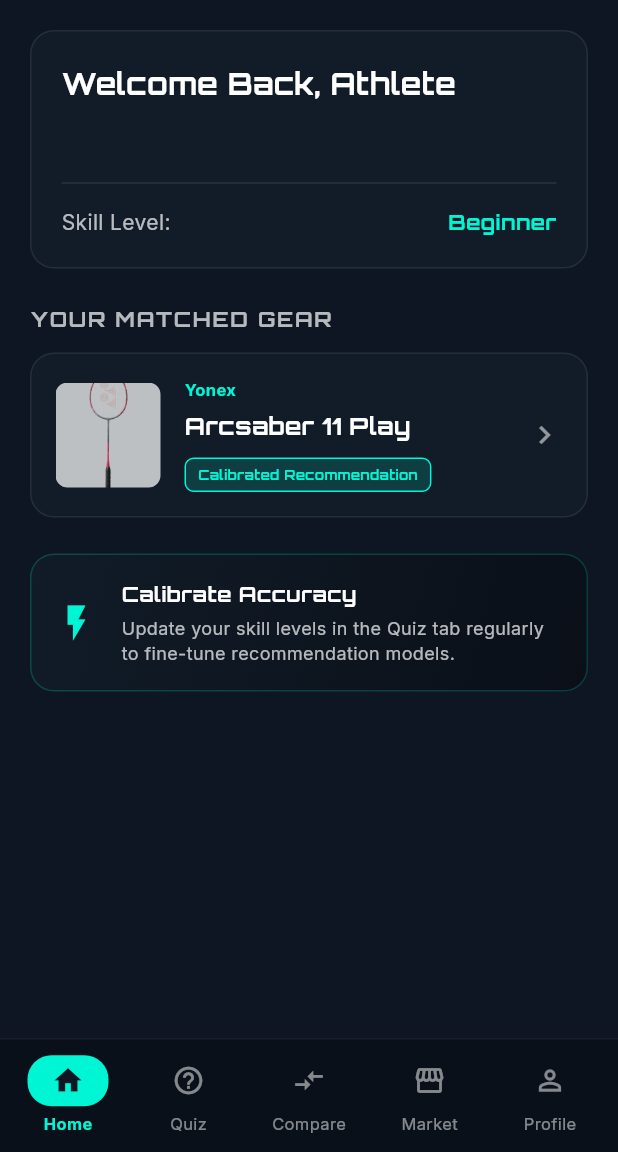
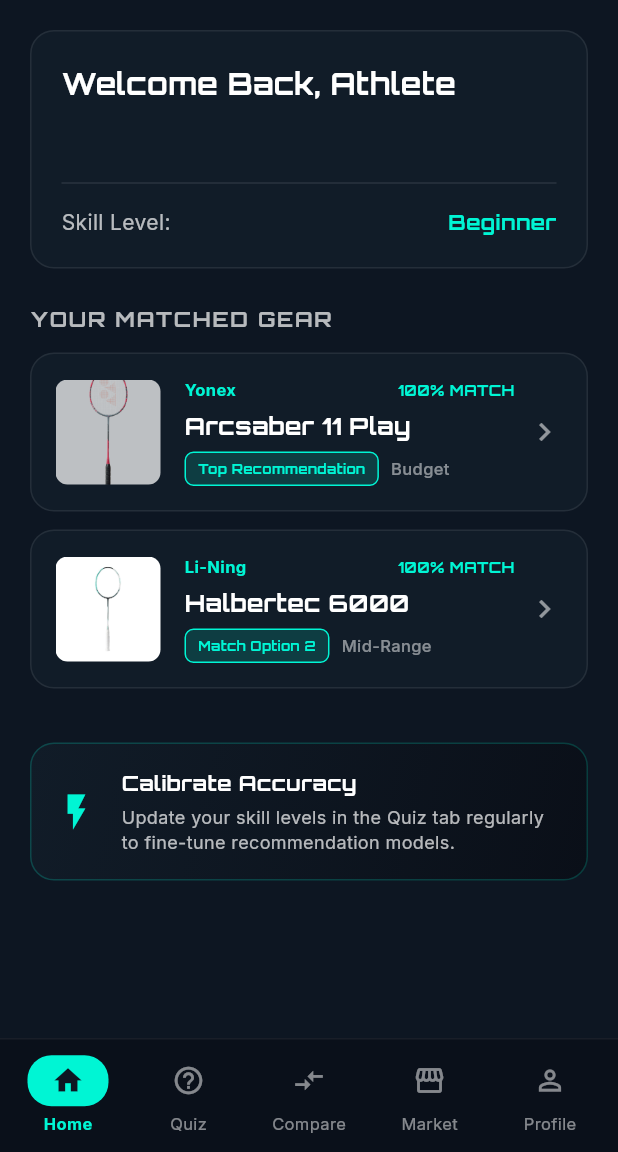
Before and after one commit to howardwhw04/cp_badminton_racket_recommender, a Flutter app: the screen it shows once a user with an empty profile is signed in, on a phone screen of 412 x 824 dp, the part 84-1236 px from its top. Run offline on Flutter 3.47's test engine with Material 3 defaults, Android fonts, the light colour scheme and no system bars; our stand-ins replace google_fonts, image_picker, supabase_flutter; accounts and stored records are empty; network calls fail.

Commit message:
feat: display top 3 suitable rackets on home dashboard with detail view navigation

```diff
--- a/lib/screens/main_navigation_screen.dart
+++ b/lib/screens/main_navigation_screen.dart
@@ -7,6 +7,7 @@
 import 'comparison_screen.dart';
 import 'marketplace_screen.dart';
 import 'profile_screen.dart';
+import 'recommendation_screen.dart';
 
 class MainNavigationScreen extends StatefulWidget {
   const MainNavigationScreen({super.key});
@@ -250,7 +251,21 @@
               ),
             ),
             const SizedBox(height: 12),
-            Container(
+            Column(
+              children: List.generate(state.recommendedRackets.length, (index) {
+                final racket = state.recommendedRackets[index];
+                return Padding(
+                  padding: const EdgeInsets.only(bottom: 12.0),
+                  child: GestureDetector(
+                    onTap: () {
+                      Navigator.push(
+                        context,
+                        MaterialPageRoute(
+                          builder: (context) => const RecommendationScreen(),
+                        ),
+                      );
+                    },
+                    child: Container(
                       padding: const EdgeInsets.all(16),
                       decoration: BoxDecoration(
                         color: const Color(0xFF111C28),
@@ -262,7 +277,7 @@
                           ClipRRect(
                             borderRadius: BorderRadius.circular(8),
                             child: Image.asset(
-                      recommended.imagePath,
+                              racket.imagePath,
                               width: 70,
                               height: 70,
                               fit: BoxFit.cover,
@@ -279,8 +294,11 @@
                             child: Column(
                               crossAxisAlignment: CrossAxisAlignment.start,
                               children: [
+                                Row(
+                                  mainAxisAlignment: MainAxisAlignment.spaceBetween,
+                                  children: [
                                     Text(
-                          recommended.brand,
+                                      racket.brand,
                                       style: const TextStyle(
                                         color: Color(0xFF00F5D4),
                                         fontFamily: 'Inter',
@@ -288,9 +306,20 @@
                                         fontWeight: FontWeight.bold,
                                       ),
                                     ),
+                                    Text(
+                                      "${racket.matchRating}% MATCH",
+                                      style: const TextStyle(
+                                        color: Color(0xFF00F5D4),
+                                        fontFamily: 'Orbitron',
+                                        fontSize: 10,
+                                        fontWeight: FontWeight.bold,
+                                      ),
+                                    ),
+                                  ],
+                                ),
                                 const SizedBox(height: 4),
                                 Text(
-                          recommended.name,
+                                  racket.name,
                                   style: const TextStyle(
                                     color: Colors.white,
                                     fontFamily: 'Orbitron',
@@ -298,8 +327,9 @@
                                     fontWeight: FontWeight.bold,
                                   ),
                                 ),
-                        const SizedBox(height: 4),
                                 const SizedBox(height: 6),
+                                Row(
+                                  children: [
                                     Container(
                                       padding: const EdgeInsets.symmetric(
                                         horizontal: 8,
@@ -313,9 +343,9 @@
                                           width: 1,
                                         ),
                                       ),
-                          child: const Text(
-                            "Calibrated Recommendation",
-                            style: TextStyle(
+                                      child: Text(
+                                        index == 0 ? "Top Recommendation" : "Match Option ${index + 1}",
+                                        style: const TextStyle(
                                           color: Color(0xFF00F5D4),
                                           fontFamily: 'Orbitron',
                                           fontSize: 9,
@@ -323,12 +353,29 @@
                                         ),
                                       ),
                                     ),
+                                    const SizedBox(width: 8),
+                                    Text(
+                                      racket.priceTier,
+                                      style: TextStyle(
+                                        color: Colors.white.withValues(alpha: 0.5),
+                                        fontFamily: 'Inter',
+                                        fontSize: 11,
+                                        fontWeight: FontWeight.w500,
+                                      ),
+                                    ),
+                                  ],
+                                ),
                               ],
                             ),
                           ),
+                          const SizedBox(width: 8),
                           const Icon(Icons.chevron_right, color: Colors.white54),
                         ],
                       ),
+                    ),
+                  ),
+                );
+              }),
             ),
             const SizedBox(height: 24),
 
```
Lines whose indentation alone changed are shown as unchanged.
